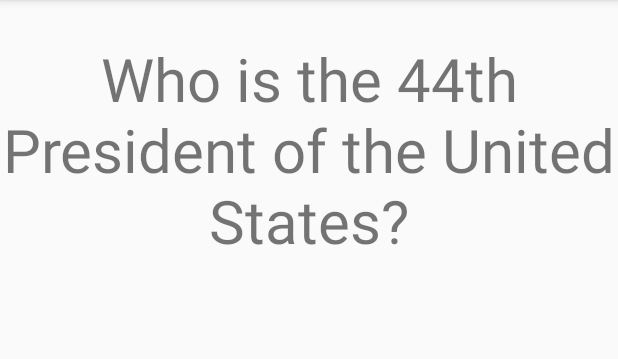
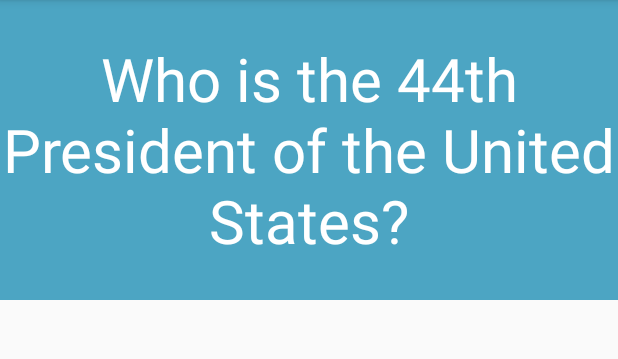
Before and after one commit to jcblanc2/MindGlide, an Android app built with Jetpack Compose: the screen it shows after launch (MainActivity), on a phone screen of 412 x 824 dp, the part 84-443 px from its top. Run offline under Robolectric (Android 15) with nearby library versions, the phone set to English and light mode, and no system bars.

Commit message:
Add a background color and text color for the question card view

```diff
--- a/app/build.gradle
+++ b/app/build.gradle
@@ -58,6 +58,7 @@ dependencies {
     implementation 'androidx.compose.ui:ui-tooling-preview'
     implementation 'androidx.compose.material3:material3'
     implementation 'androidx.appcompat:appcompat:1.6.1'
+    implementation 'androidx.cardview:cardview:1.0.0'
     testImplementation 'junit:junit:4.13.2'
     androidTestImplementation 'androidx.test.ext:junit:1.1.5'
     androidTestImplementation 'androidx.test.espresso:espresso-core:3.5.1'
--- a/app/src/main/res/layout/activity_main.xml
+++ b/app/src/main/res/layout/activity_main.xml
@@ -5,13 +5,16 @@
     android:layout_height="match_parent"
     tools:context=".MainActivity">
 
+
     <TextView
         android:id="@+id/tvFlashcardQuestion"
         android:layout_width="match_parent"
         android:layout_height="200dp"
         android:gravity="center"
         android:text="@string/question_text"
-        android:textSize="40sp" />
+        android:textSize="40sp"
+        android:background="@color/aqua"
+        android:textColor="@color/white"/>
 
     <TextView
         android:id="@+id/tvFlashcardAnswer"
@@ -20,5 +23,7 @@
         android:gravity="center"
         android:text="@string/answer"
         android:textSize="40sp"
-        android:visibility="invisible"/>
+        android:visibility="invisible"
+        android:background="@color/yellow"
+        android:textColor="@color/dark_yellow"/>
 </RelativeLayout>
--- a/app/src/main/res/values/colors.xml
+++ b/app/src/main/res/values/colors.xml
@@ -7,4 +7,7 @@
     <color name="teal_700">#FF018786</color>
     <color name="black">#FF000000</color>
     <color name="white">#FFFFFFFF</color>
+    <color name="aqua">#4ca5c3</color>
+    <color name="yellow">#fefe00</color>
+    <color name="dark_yellow">#929300</color>
 </resources>
```
